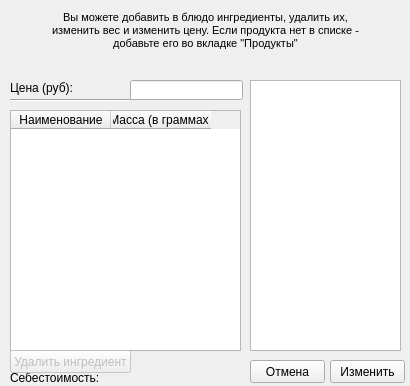
Above: admin/editfood.ui from 244sinfall/fastfoodDeliveryAggregator before the change. Below: the same form after it.
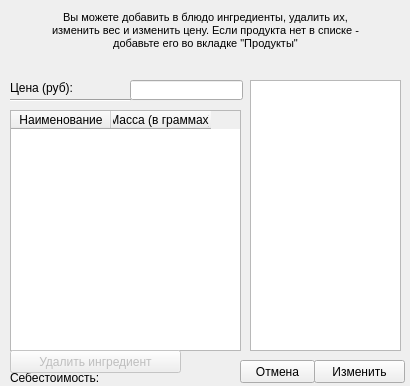
That is the form after the change.

```diff
--- a/admin/editfood.ui
+++ b/admin/editfood.ui
@@ -69,9 +69,9 @@
   <widget class="QPushButton" name="editConfirmButton">
    <property name="geometry">
     <rect>
-     <x>330</x>
+     <x>314</x>
      <y>360</y>
-     <width>75</width>
+     <width>91</width>
      <height>23</height>
     </rect>
    </property>
@@ -82,7 +82,7 @@
   <widget class="QPushButton" name="cancelEditorButton">
    <property name="geometry">
     <rect>
-     <x>250</x>
+     <x>240</x>
      <y>360</y>
      <width>75</width>
      <height>23</height>
@@ -159,7 +159,7 @@
     <rect>
      <x>10</x>
      <y>350</y>
-     <width>121</width>
+     <width>171</width>
      <height>23</height>
     </rect>
    </property>
```
